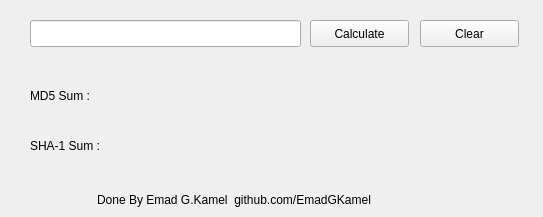
Old version of the form main.ui in the repository EmadGKamel/PassHash.
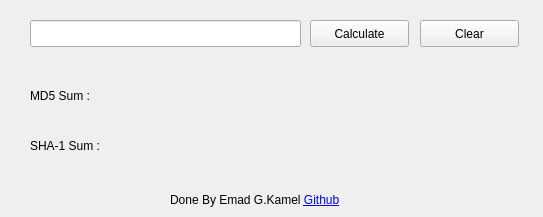
New version of the form.

Commit message: Change info label

```diff
--- a/main.ui
+++ b/main.ui
@@ -105,14 +105,14 @@
    <widget class="QLabel" name="label_3">
     <property name="geometry">
      <rect>
-      <x>97</x>
+      <x>170</x>
       <y>190</y>
-      <width>341</width>
+      <width>181</width>
       <height>20</height>
      </rect>
     </property>
     <property name="text">
-     <string>Done By Emad G.Kamel  github.com/EmadGKamel</string>
+     <string>&lt;html&gt;&lt;head/&gt;&lt;body&gt;&lt;p&gt;Done By Emad G.Kamel  &lt;a href=&quot;github.com/EmadGKamel&quot;&gt;&lt;span style=&quot; text-decoration: underline; color:#0000ff;&quot;&gt;Github&lt;/span&gt;&lt;/a&gt;&lt;/p&gt;&lt;/body&gt;&lt;/html&gt;</string>
     </property>
    </widget>
   </widget>
```
The commit also changes 1 other file.
